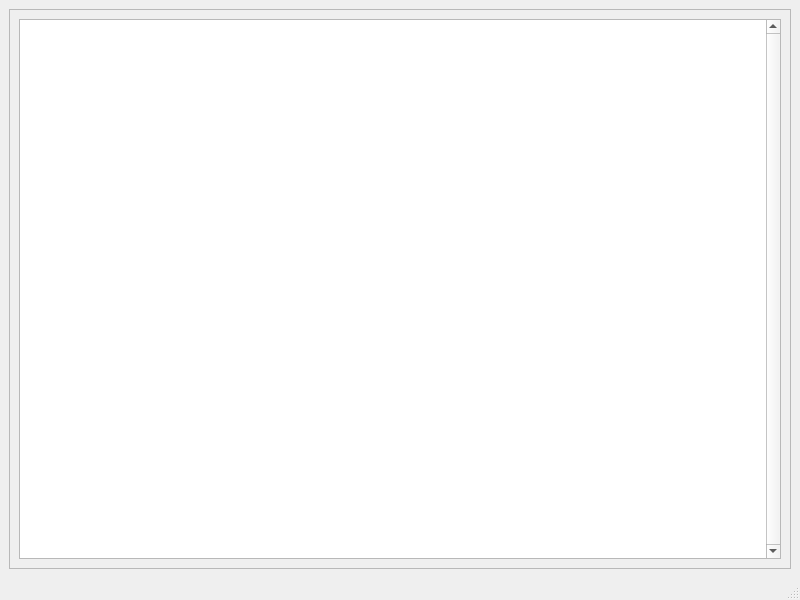
bondarev-al/BmstuPad, file mainbmstupad.ui: the form before one commit.
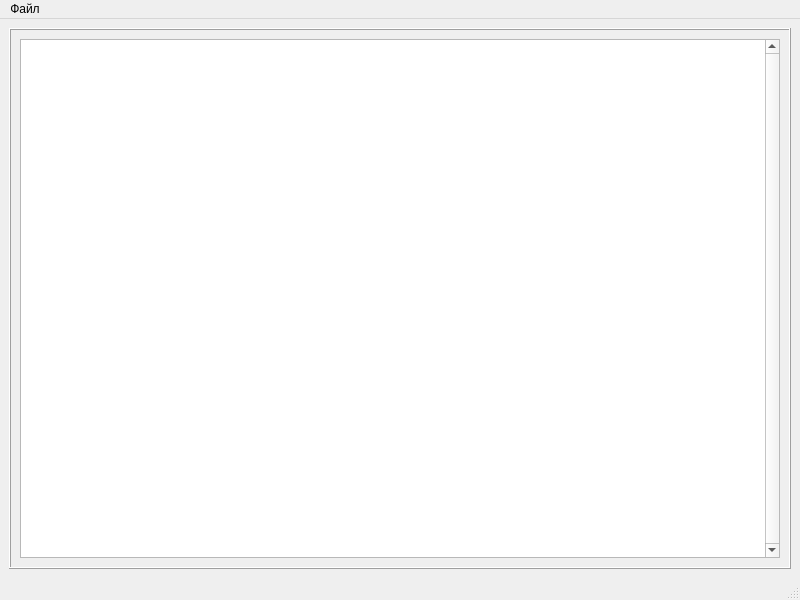
The form after the commit.

Commit message: Открытие текстовых файлов в меню

```diff
--- a/mainbmstupad.ui
+++ b/mainbmstupad.ui
@@ -18,7 +18,7 @@
     <item>
      <widget class="QFrame" name="frame">
       <property name="frameShape">
-       <enum>QFrame::StyledPanel</enum>
+       <enum>QFrame::Box</enum>
       </property>
       <property name="frameShadow">
        <enum>QFrame::Raised</enum>
@@ -45,6 +45,14 @@
      <height>26</height>
     </rect>
    </property>
+   <widget class="QMenu" name="menu">
+    <property name="title">
+     <string>Файл</string>
+    </property>
+    <addaction name="newFileAction"/>
+    <addaction name="openFileAction"/>
+   </widget>
+   <addaction name="menu"/>
   </widget>
   <widget class="QStatusBar" name="statusbar"/>
  </widget>
```
Left out of the diff: 15 changed lines with no effect on the pictures. The commit also changes 2 other files.
